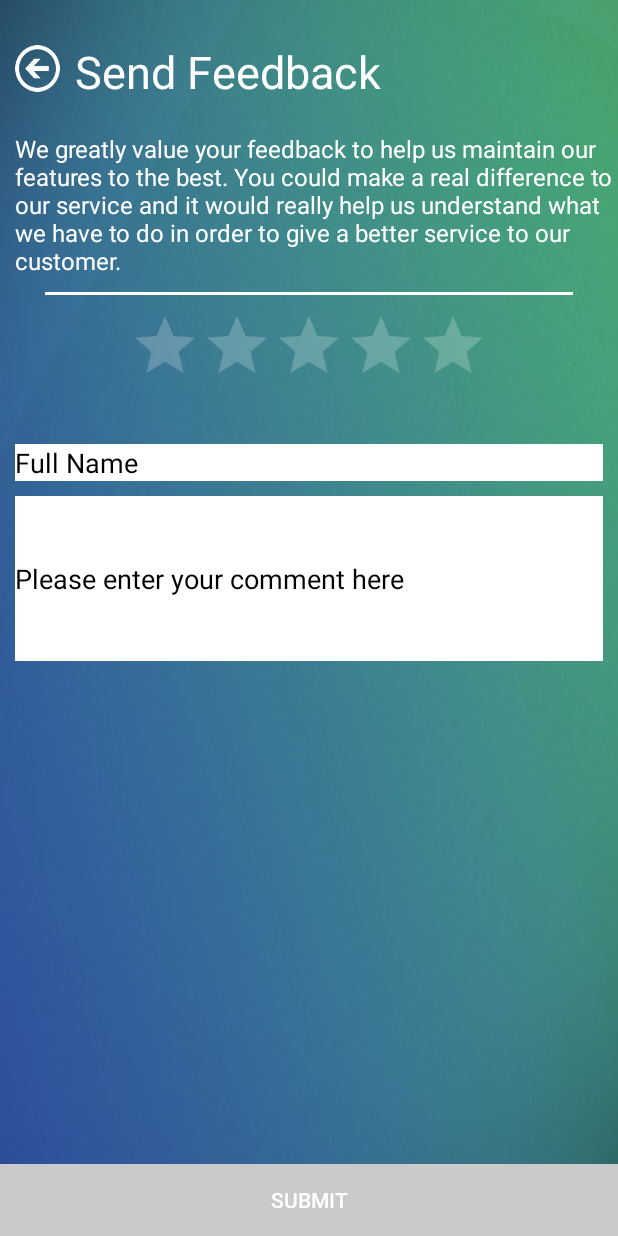
After one commit to jomingeorge94/Hospitality, an Android app: the Feedback screen opened directly, with no data from a screen before it, on a phone screen of 412 x 824 dp. The commit adds this screen. Run offline under Robolectric (Android 15) with nearby library versions, the phone set to English and light mode, and no system bars.

Commit message:
final implementations

```diff
--- a/app/build.gradle
+++ b/app/build.gradle
@@ -24,6 +24,10 @@ dependencies {
     compile 'com.android.support:appcompat-v7:21.0.3'
     compile 'com.google.api-client:google-api-client:1.20.0'
 
+    compile files ('libs/activation.jar')
+    compile files ('libs/additionnal.jar')
+    compile files ('libs/mail.jar')
+
     compile 'cn.pedant.sweetalert:library:1.3'
     compile 'com.shehabic.droppy:Droppy:0.5.1@aar'
     compile 'com.google.android.gms:play-services-maps:8.3.0'
--- /dev/null
+++ b/app/src/main/java/com/example/jomin/hospitality/Feedback.java
@@ -0,0 +1,166 @@
+package com.example.jomin.hospitality;
+
+/**
+ * Created by Jomin on 15/04/2016.
+ */
+
+import android.app.ProgressDialog;
+import android.content.Intent;
+import android.graphics.Color;
+import android.os.AsyncTask;
+import android.os.Bundle;
+import android.support.v4.app.FragmentActivity;
+import android.text.Editable;
+import android.text.TextWatcher;
+import android.util.Log;
+import android.view.View;
+import android.widget.Button;
+import android.widget.EditText;
+import android.widget.RatingBar;
+import android.widget.TextView;
+import android.widget.Toast;
+
+public class Feedback extends FragmentActivity implements RatingBar.OnRatingBarChangeListener {
+
+    TextView ratingStar ;
+    RatingBar ratingbar;
+    EditText commentbox;
+    EditText fullname;
+    TextView ratingscore;
+
+    @Override
+    protected void onCreate(Bundle savedInstanceState) {
+        super.onCreate(savedInstanceState);
+        setContentView(R.layout.feedback_screen);
+
+        commentbox = (EditText)findViewById(R.id.feedback_comment);
+        fullname = (EditText)findViewById(R.id.customer_feedback_name);
+        ratingscore = (TextView)findViewById(R.id.ratingscore);
+        final RatingBar rating = (RatingBar)findViewById(R.id.ratingBar);
+
+
+
+        final Button feedbackbutton = (Button)findViewById(R.id.feedback_submit);
+
+        final TextWatcher watcher = new TextWatcher(){
+
+            @Override
+            public void beforeTextChanged(CharSequence s, int start, int count, int after) {
+
+            }
+
+            @Override
+            public void onTextChanged(CharSequence s, int start, int before, int count) {
+
+            }
+
+            @Override
+            public void afterTextChanged(Editable s) {
+
+                if(commentbox.length() >= 3 && rating.getRating() >=0.5 && fullname.length() >=2){
+                    feedbackbutton.setEnabled(true);
+                    feedbackbutton.setBackgroundColor(Color.parseColor("#369742"));
+                } else  {
+                    feedbackbutton.setEnabled(false);
+                    feedbackbutton.setBackgroundColor(Color.parseColor("#ffcacaca"));
+                }
+            }
+        };
+        commentbox.addTextChangedListener(watcher);
+        rating.setOnRatingBarChangeListener((this));
+
+        findViewById(R.id.feedback_submit).setOnClickListener(new View.OnClickListener() {
+            @Override
+            public void onClick(View v) {
+                new SendMail().execute();
+            }
+        });
+
+        ratingStar = (TextView)findViewById(R.id.ratingscore);
+        ratingbar = (RatingBar)findViewById(R.id.ratingBar);
+
+        ratingbar.setOnRatingBarChangeListener(this);
+
+    }
+
+    @Override
+    public void onRatingChanged(RatingBar ratingBar, float rating, boolean fromUser) {
+        ratingStar.setText("Rating: " + rating + "/ 5.0");
+    }
+
+    public void changeRating (View v){
+        ratingbar.setRating(1.5f);
+    }
+
+    //Simply prevents the app from being in the background, user has to enter passcode again!
+    @Override
+    protected void onUserLeaveHint() {
+        this.finish();
+    }
+
+    @Override
+    public void onBackPressed() {
+        super.onBackPressed();
+        Intent i=new Intent(Feedback.this,MainActivity.class);
+        startActivity(i);
+        finish();
+    }
+
+    //http://stackoverflow.com/questions/11945602/fail-to-send-mail-using-javamail-api
+    private class SendMail extends AsyncTask<String, Void, Integer>
+    {
+        ProgressDialog pd = null;
+        String error = null;
+        Integer result;
+
+        @Override
+        protected void onPreExecute() {
+            // TODO Auto-generated method stub
+            super.onPreExecute();
+            pd = new ProgressDialog(Feedback.this);
+            pd.setTitle("Sending Feedback");
+            pd.setMessage("Please wait...");
+            pd.setIcon(R.drawable.feedback_icon);
+            pd.setCancelable(false);
+            pd.show();
+        }
+
+        @Override
+        protected Integer doInBackground(String... params) {
+            // TODO Auto-generated method stub
+            MailSender sender = new MailSender("csc2022team1@gmail.com", "team1isgreat");
+            sender.setTo(new String[]{"csc2022team1@gmail.com "});
+            sender.setFrom("csc2022team1@gmail.com");
+            sender.setSubject("Feedback Review");
+            sender.setBody("Full Name : " + fullname.getText().toString() + "\n" +
+                    ratingscore.getText().toString() + "\n" +
+                    commentbox.getText().toString());
+            try {
+                if(sender.send()) {
+                    System.out.println("Message sent");
+                    return 1;
+                } else {
+                    return 2;
+                }
+            } catch (Exception e) {
+                error = e.getMessage();
+                Log.e("SendMail", e.getMessage(), e);
+            }
+            return 3;
+        }
+
+        protected void onPostExecute(Integer result) {
+            pd.dismiss();
+            if(error!=null) {
+                Log.i("Status",error);
+            }
+            if(result==1) {
+                Toast.makeText(Feedback.this,"Email was sent successfully.", Toast.LENGTH_LONG).show();
+            } else if(result==2) {
+                Toast.makeText(Feedback.this,"Email was not sent.", Toast.LENGTH_LONG).show();
+            } else if(result==3) {
+                Toast.makeText(Feedback.this,"There was a problem sending the email.",Toast.LENGTH_LONG).show();
+            }
+        }
+    }
+}
--- a/app/src/main/java/com/example/jomin/hospitality/ServerRequests.java
+++ b/app/src/main/java/com/example/jomin/hospitality/ServerRequests.java
@@ -30,7 +30,7 @@ import java.util.List;
 public class ServerRequests  extends ActionBarActivity {
     ProgressDialog progressDialog;
     public static final int CONNECTION_TIMEOUT = 1000 * 15;
-    public static final String SERVER_ADDRESS = "http://ee331c30.ngrok.io/hospitality/PHP/";
+    public static final String SERVER_ADDRESS = "http://70bb00f7.ngrok.io/hospitality/PHP/";
 
     public ServerRequests(Context context) {
 
--- a/app/src/main/res/layout/about_us.xml
+++ b/app/src/main/res/layout/about_us.xml
@@ -84,7 +84,8 @@
         android:paddingTop="20dp"
         android:background="@drawable/developedby"
         android:layout_marginTop="50dp"
-        android:layout_weight="0.12">
+        android:layout_weight="0.12"
+        android:id="@+id/git_hub">
 
     </LinearLayout>
 
--- /dev/null
+++ b/app/src/main/res/layout/feedback_screen.xml
@@ -0,0 +1,146 @@
+<?xml version="1.0" encoding="utf-8"?>
+<RelativeLayout xmlns:android="http://schemas.android.com/apk/res/android"
+    android:layout_width="match_parent"
+    android:layout_height="match_parent"
+    android:orientation="vertical"
+    android:weightSum="1"
+    android:background="@mipmap/background_colour">
+
+    <ScrollView
+        android:layout_width="wrap_content"
+        android:layout_height="fill_parent"
+        android:id="@+id/scrollView5"
+        android:layout_alignParentTop="true"
+        android:layout_above="@+id/feedback_submit">
+
+        <LinearLayout
+            android:orientation="vertical"
+            android:layout_width="fill_parent"
+            android:layout_height="wrap_content"
+            android:weightSum="1"
+            android:id="@+id/settings_change_top_bar">
+
+            <LinearLayout
+                android:orientation="vertical"
+                android:layout_width="fill_parent"
+                android:layout_height="500dp">
+
+                <LinearLayout
+                    android:orientation="horizontal"
+                    android:layout_width="fill_parent"
+                    android:layout_height="wrap_content"
+                    android:layout_marginTop="20dp" >
+
+                    <LinearLayout
+                        android:orientation="vertical"
+                        android:layout_width="30dp"
+                        android:layout_height="31dp"
+                        android:weightSum="1"
+                        android:id="@+id/linearLayout"
+                        android:background="@drawable/navigation_back"
+                        android:layout_marginTop="10dp"
+                        android:layout_marginLeft="10dp" />
+
+                    <TextView
+                        android:layout_width="match_parent"
+                        android:layout_height="wrap_content"
+                        android:text="Send Feedback"
+                        android:id="@+id/textView2"
+                        android:layout_gravity="center_horizontal"
+                        android:textSize="30sp"
+                        android:fontFamily="sans-serif-thin"
+                        android:textColor="#ffffffff"
+                        android:textStyle="bold"
+                        android:layout_marginLeft="10dp"
+                        android:paddingTop="7dp" />
+                </LinearLayout>
+
+                <TextView
+                    android:layout_width="wrap_content"
+                    android:layout_height="wrap_content"
+                    android:text="We greatly value your feedback to help us maintain our features to the best. You could make a real difference to our service and it would really help us understand what we have to do in order to give a better service to our customer.  "
+                    android:id="@+id/textView32"
+                    android:textColor="#fff"
+                    android:textSize="16sp"
+                    android:paddingLeft="10dp"
+                    android:paddingTop="10dp"
+                    android:layout_marginTop="10dp" />
+
+                <View
+                    android:layout_width="match_parent"
+                    android:layout_height="2dp"
+                    android:background="#fff"
+                    android:layout_marginTop="10dp"
+                    android:layout_marginLeft="30dp"
+                    android:layout_marginRight="30dp" />
+
+                <RatingBar
+                    android:layout_width="wrap_content"
+                    android:layout_height="wrap_content"
+                    android:id="@+id/ratingBar"
+                    android:layout_gravity="center_horizontal"
+                    android:paddingTop="10dp" />
+
+                <TextView
+                    android:layout_width="wrap_content"
+                    android:layout_height="wrap_content"
+                    android:id="@+id/ratingscore"
+                    android:layout_gravity="center_horizontal"
+                    android:textColor="#ff000000"
+                    android:textSize="16sp" />
+
+                <EditText
+                    android:layout_width="match_parent"
+                    android:layout_height="wrap_content"
+                    android:inputType="textMultiLine"
+                    android:id="@+id/customer_feedback_name"
+                    android:hint="Full Name"
+                    android:background="#fff"
+                    android:textColorHint="#000000"
+                    android:maxLength="25"
+                    android:layout_marginTop="10dp"
+                    android:layout_marginLeft="10dp"
+                    android:layout_marginRight="10dp"
+                    android:singleLine="false"
+                    android:password="false"
+                    android:nestedScrollingEnabled="false"
+                    android:textColor="#000000" />
+
+                <EditText
+                    android:layout_width="match_parent"
+                    android:layout_height="wrap_content"
+                    android:inputType="textMultiLine"
+                    android:id="@+id/feedback_comment"
+                    android:hint="Please enter your comment here"
+                    android:textColorHint="#000000"
+                    android:background="#fff"
+                    android:lines="5"
+                    android:maxLines="5"
+                    android:maxLength="300"
+                    android:layout_marginLeft="10dp"
+                    android:layout_marginRight="10dp"
+                    android:singleLine="false"
+                    android:password="false"
+                    android:nestedScrollingEnabled="false"
+                    android:textColor="#000000"
+                    android:layout_marginTop="10dp" />
+
+
+            </LinearLayout>
+
+        </LinearLayout>
+    </ScrollView>
+
+    <Button
+        android:layout_width="match_parent"
+        android:layout_height="wrap_content"
+        android:text="Submit"
+        android:id="@+id/feedback_submit"
+        android:layout_alignParentBottom="true"
+        android:enabled="false"
+        android:layout_centerHorizontal="true"
+        android:background="#ffcacaca"
+        android:textColor="#ffffff" />
+
+
+</RelativeLayout>
--- a/app/src/main/res/layout/main_activity.xml
+++ b/app/src/main/res/layout/main_activity.xml
@@ -99,7 +99,7 @@
                 <ImageView
                     android:layout_width="wrap_content"
                     android:layout_height="wrap_content"
-                    android:id="@+id/imageView7"
+                    android:id="@+id/useful_links"
                     android:background="@drawable/useful_links"
                     android:layout_marginLeft="10dp"
                     android:layout_marginRight="30dp" />
@@ -115,7 +115,7 @@
                 <ImageView
                     android:layout_width="wrap_content"
                     android:layout_height="wrap_content"
-                    android:id="@+id/imageView8"
+                    android:id="@+id/sendFeedback"
                     android:background="@drawable/send_feedback"
                     android:layout_marginLeft="30dp" />
 
```
Also changed, not shown: app/src/main/AndroidManifest.xml (+11 -1 lines), app/src/main/java/com/example/jomin/hospitality/AboutUs.java (+15 -0 lines), app/src/main/java/com/example/jomin/hospitality/MailSender.java (added, +162 -0 lines), app/src/main/java/com/example/jomin/hospitality/MainActivity.java (+20 -0 lines), app/src/main/java/com/example/jomin/hospitality/UsefulLinks.java (added, +75 -0 lines), app/src/main/res/layout/useful_links.xml (added, +78 -0 lines), app/libs/activation.jar (added), app/libs/additionnal.jar (added), app/libs/mail.jar (added), app/src/main/res/drawable/feedback_icon.png (added), app/src/main/res/drawable/useful_links_cover.png (added), app/src/main/res/drawable/useful_links_main_pic.png (added), app/src/main/res/drawable/useful_links_main_pic2.png (added), 2 other files.
